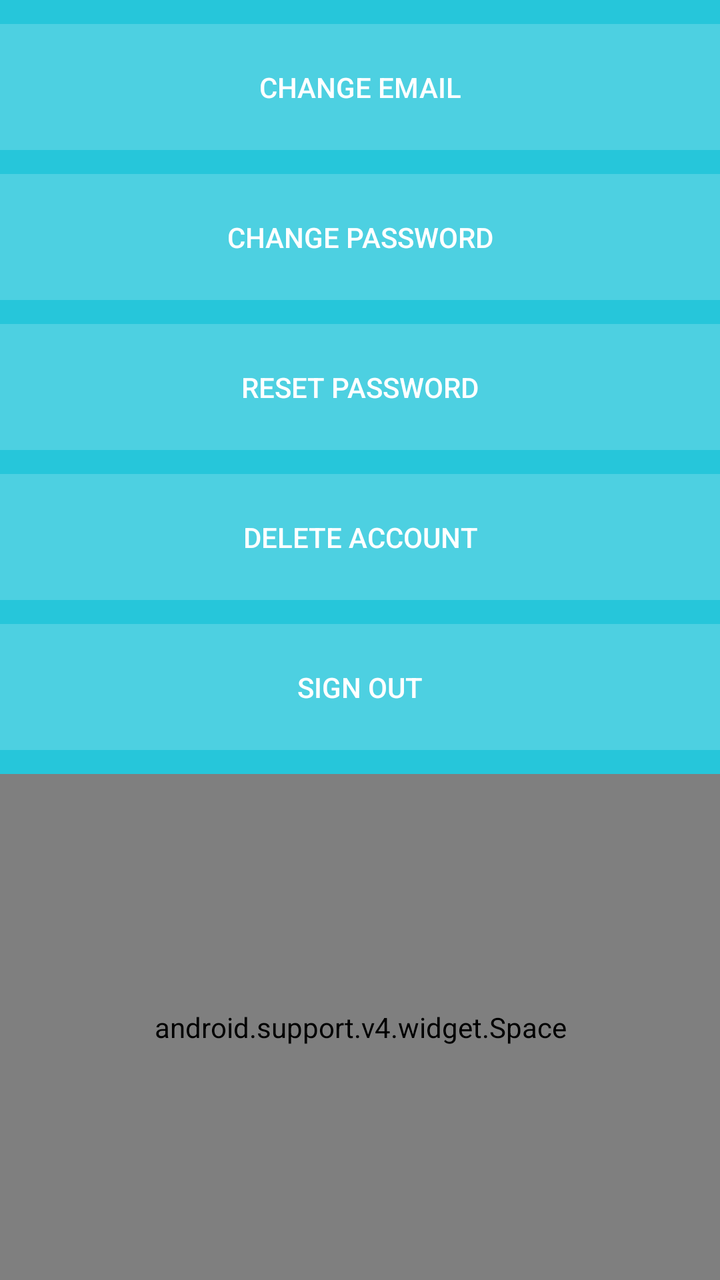
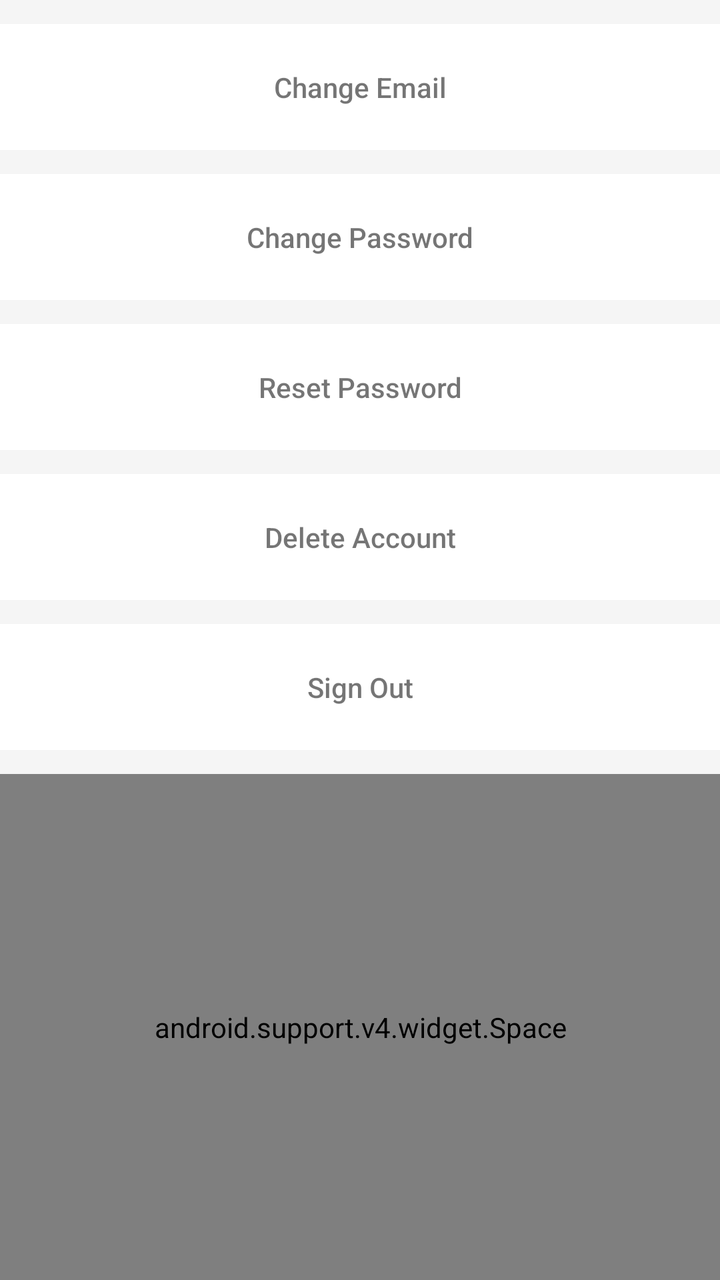

Two renders of the same Android screen: before a commit and after it. Below are the layout's source before the change and the commit's diff.
<!-- AndroidManifest.xml: application theme AppTheme -->
<!-- res/layout/activity_account.xml -->
<?xml version="1.0" encoding="utf-8"?>
<RelativeLayout
    xmlns:android="http://schemas.android.com/apk/res/android"
    android:layout_width="match_parent"
    android:layout_height="match_parent">

    <LinearLayout
        android:layout_width="match_parent"
        android:layout_height="match_parent"
        android:orientation="vertical"
        android:paddingTop="@dimen/activity_horizontal_margin"
        >

        <EditText
            android:id="@+id/new_email_edit_text"
            android:layout_width="match_parent"
            android:layout_height="64dp"
            android:visibility="gone"
            android:hint="@string/new_email_hint"
            android:inputType="textEmailAddress"
            android:maxLines="1"
            android:layout_marginBottom="@dimen/activity_horizontal_margin"
            android:padding="@dimen/activity_horizontal_margin"
            android:background="@color/colorInput"
            android:textColor="@color/colorAccent"
            android:textColorHint="@color/colorAccent"/>

        <TextView
            android:id="@+id/change_email_button"
            style="?android:textAppearanceSmall"
            android:layout_width="match_parent"
            android:layout_height="0dp"
            android:layout_weight="1"
            android:layout_marginBottom="@dimen/activity_horizontal_margin"
            android:text="@string/change_email"
            android:background="@color/colorPrimary"
            android:gravity="center"
            android:textColor="@color/colorAccent"
            android:fontFamily="sans-serif-medium"
            android:textAllCaps="true"/>

        <EditText
            android:id="@+id/new_password_edit_text"
            android:layout_width="match_parent"
            android:layout_height="64dp"
            android:focusableInTouchMode="true"
            android:visibility="gone"
            android:hint="@string/new_password_hint"
            android:inputType="textPassword"
            android:maxLines="1"
            android:layout_marginBottom="@dimen/activity_horizontal_margin"
            android:padding="@dimen/activity_horizontal_margin"
            android:background="@color/colorInput"
            android:textColor="@color/colorAccent"
            android:textColorHint="@color/colorAccent"/>

        <TextView
            android:id="@+id/change_password_button"
            style="?android:textAppearanceSmall"
            android:layout_width="match_parent"
            android:layout_height="0dp"
            android:layout_weight="1"
            android:layout_marginBottom="@dimen/activity_horizontal_margin"
            android:text="@string/change_password"
            android:background="@color/colorPrimary"
            android:gravity="center"
            android:textColor="@color/colorAccent"
            android:fontFamily="sans-serif-medium"
            android:textAllCaps="true"/>

        <TextView
            android:id="@+id/account_reset_password_button"
            style="?android:textAppearanceSmall"
            android:layout_width="match_parent"
            android:layout_height="0dp"
            android:layout_weight="1"
            android:layout_marginBottom="@dimen/activity_horizontal_margin"
            android:text="@string/reset_password"
            android:background="@color/colorPrimary"
            android:gravity="center"
            android:textColor="@color/colorAccent"
            android:fontFamily="sans-serif-medium"
            android:textAllCaps="true"/>

        <TextView
            android:id="@+id/delete_account_button"
            style="?android:textAppearanceSmall"
            android:layout_width="match_parent"
            android:layout_height="0dp"
            android:layout_weight="1"
            android:layout_marginBottom="@dimen/activity_horizontal_margin"
            android:text="@string/delete_account"
            android:background="@color/colorPrimary"
            android:gravity="center"
            android:textColor="@color/colorAccent"
            android:fontFamily="sans-serif-medium"
            android:textAllCaps="true"/>

        <TextView
            android:id="@+id/sign_out_button"
            style="?android:textAppearanceSmall"
            android:layout_width="match_parent"
            android:layout_height="0dp"
            android:layout_weight="1"
            android:layout_marginBottom="@dimen/activity_horizontal_margin"
            android:background="@color/colorPrimary"
            android:text="@string/sign_out"
            android:gravity="center"
            android:textColor="@color/colorAccent"
            android:fontFamily="sans-serif-medium"
            android:textAllCaps="true"/>

        <android.support.v4.widget.Space
            android:layout_width="match_parent"
            android:layout_height="0dp"
            android:layout_weight="4"/>

    </LinearLayout>

    <ProgressBar
        style="?android:attr/progressBarStyleLarge"
        android:layout_width="wrap_content"
        android:layout_height="wrap_content"
        android:id="@+id/progress_bar"
        android:layout_centerVertical="true"
        android:layout_centerHorizontal="true"
        android:indeterminate="true"
        android:visibility="gone"/>

</RelativeLayout>
<!-- resources referenced by this layout -->
<resources>
  <color name="colorAccent">#ffffffff</color>
  <color name="colorInput">#ff6DD9E5</color>
  <color name="colorPrimary">#ff4DD0E1</color>
  <dimen name="activity_horizontal_margin">12dp</dimen>
  <string name="change_email">Change Email</string>
  <string name="change_password">Change Password</string>
  <string name="delete_account">Delete Account</string>
  <string name="new_email_hint">New Email</string>
  <string name="new_password_hint">New Password</string>
  <string name="reset_password">Reset Password</string>
  <string name="sign_out">Sign Out</string>
  <style name="AppTheme" parent="Theme.AppCompat">
          
          <item name="colorPrimary">@color/colorPrimary</item>
          <item name="colorPrimaryDark">@color/colorPrimaryDark</item> 
          <item name="colorAccent">@color/colorAccent</item> 
          <item name="android:colorBackground">@color/colorPrimaryDark</item> 
          <item name="android:windowBackground">@color/colorPrimaryDark</item> 
          <item name="android:itemBackground">@color/colorPrimary</item> 
  
          <item name="android:textColorPrimary">@color/colorAccent</item> 
          
          <item name="android:textColorSecondary">@color/colorAccent</item> 
          
          
          
          
          
          
          
          <item name="android:textColorHighlight">@color/colorPrimary</item>
          <item name="android:textColorLink">@color/colorHighlight</item>
      </style>
  <color name="colorPrimaryDark">#ff26C6DA</color>
  <color name="colorHighlight">#ff84FFFF</color>
</resources>

<!-- the commit's change to res/layout/activity_account.xml (unified diff, before → after) -->
@@ -20,10 +20,7 @@
             android:inputType="textEmailAddress"
             android:maxLines="1"
             android:layout_marginBottom="@dimen/activity_horizontal_margin"
-            android:padding="@dimen/activity_horizontal_margin"
-            android:background="@color/colorInput"
-            android:textColor="@color/colorAccent"
-            android:textColorHint="@color/colorAccent"/>
+            android:padding="@dimen/activity_horizontal_margin"/>
 
         <TextView
             android:id="@+id/change_email_button"
@@ -35,9 +32,8 @@
             android:text="@string/change_email"
             android:background="@color/colorPrimary"
             android:gravity="center"
-            android:textColor="@color/colorAccent"
             android:fontFamily="sans-serif-medium"
-            android:textAllCaps="true"/>
+            android:textAllCaps="false"/>
 
         <EditText
             android:id="@+id/new_password_edit_text"
@@ -49,10 +45,7 @@
             android:inputType="textPassword"
             android:maxLines="1"
             android:layout_marginBottom="@dimen/activity_horizontal_margin"
-            android:padding="@dimen/activity_horizontal_margin"
-            android:background="@color/colorInput"
-            android:textColor="@color/colorAccent"
-            android:textColorHint="@color/colorAccent"/>
+            android:padding="@dimen/activity_horizontal_margin"/>
 
         <TextView
             android:id="@+id/change_password_button"
@@ -64,9 +57,8 @@
             android:text="@string/change_password"
             android:background="@color/colorPrimary"
             android:gravity="center"
-            android:textColor="@color/colorAccent"
             android:fontFamily="sans-serif-medium"
-            android:textAllCaps="true"/>
+            android:textAllCaps="false"/>
 
         <TextView
             android:id="@+id/account_reset_password_button"
@@ -78,9 +70,8 @@
             android:text="@string/reset_password"
             android:background="@color/colorPrimary"
             android:gravity="center"
-            android:textColor="@color/colorAccent"
             android:fontFamily="sans-serif-medium"
-            android:textAllCaps="true"/>
+            android:textAllCaps="false"/>
 
         <TextView
             android:id="@+id/delete_account_button"
@@ -92,9 +83,8 @@
             android:text="@string/delete_account"
             android:background="@color/colorPrimary"
             android:gravity="center"
-            android:textColor="@color/colorAccent"
             android:fontFamily="sans-serif-medium"
-            android:textAllCaps="true"/>
+            android:textAllCaps="false"/>
 
         <TextView
             android:id="@+id/sign_out_button"
@@ -106,9 +96,8 @@
             android:background="@color/colorPrimary"
             android:text="@string/sign_out"
             android:gravity="center"
-            android:textColor="@color/colorAccent"
             android:fontFamily="sans-serif-medium"
-            android:textAllCaps="true"/>
+            android:textAllCaps="false"/>
 
         <android.support.v4.widget.Space
             android:layout_width="match_parent"
<!-- resource entries referenced after the edit -->
@@ -1,8 +1,27 @@
 <!-- resources referenced by this layout -->
 <resources>
-  <color name="colorAccent">#ffffffff</color>
-  <color name="colorInput">#ff6DD9E5</color>
-  <color name="colorPrimary">#ff4DD0E1</color>
+  <color name="colorAccent">#ffb4ffff</color>
+  <color name="colorBackground">#fff5f5f5</color>
+  <color name="colorForeground">@color/colorPrimary</color>
+  <color name="colorSecondary">#ff4DD0E1</color>
+  <style name="Overflow" parent="@style/Widget.AppCompat.Light.ActionButton.Overflow">
+          <item name="android:src">@drawable/ic_more_vert_24dp</item>
+      </style>
+  <style name="EditText" parent="@style/Widget.AppCompat.EditText">
+          <item name="android:textColor">@color/colorEditText</item>
+      </style>
+  <!-- drawable ic_more_vert_24dp (drawable) -->
+  <vector xmlns:android="http://schemas.android.com/apk/res/android"
+          android:width="24dp"
+          android:height="24dp"
+          android:viewportWidth="24.0"
+          android:viewportHeight="24.0">
+      <path
+          android:fillColor="#ffc7c7c7"
+          android:pathData="M12,8c1.1,0 2,-0.9 2,-2s-0.9,-2 -2,-2 -2,0.9 -2,2 0.9,2 2,2zM12,10c-1.1,0 -2,0.9 -2,2s0.9,2 2,2 2,-0.9 2,-2 -0.9,-2 -2,-2zM12,16c-1.1,0 -2,0.9 -2,2s0.9,2 2,2 2,-0.9 2,-2 -0.9,-2 -2,-2z"/>
+  </vector>
+  <color name="colorEditText">#8a000000</color>
+  <color name="colorPrimary">#ffffffff</color>
   <dimen name="activity_horizontal_margin">12dp</dimen>
   <string name="change_email">Change Email</string>
   <string name="change_password">Change Password</string>
@@ -11,18 +30,21 @@
   <string name="new_password_hint">New Password</string>
   <string name="reset_password">Reset Password</string>
   <string name="sign_out">Sign Out</string>
-  <style name="AppTheme" parent="Theme.AppCompat">
-          
+  <style name="AppTheme" parent="BaseTheme">
+      </style>
+  <style name="BaseTheme" parent="Theme.AppCompat.Light">
           <item name="colorPrimary">@color/colorPrimary</item>
           <item name="colorPrimaryDark">@color/colorPrimaryDark</item> 
           <item name="colorAccent">@color/colorAccent</item> 
-          <item name="android:colorBackground">@color/colorPrimaryDark</item> 
-          <item name="android:windowBackground">@color/colorPrimaryDark</item> 
+  
+          <item name="android:colorBackground">@color/colorBackground</item> 
+          <item name="android:windowBackground">@color/colorBackground</item> 
           <item name="android:itemBackground">@color/colorPrimary</item> 
+          <item name="android:colorForeground">@color/colorForeground</item>
   
-          <item name="android:textColorPrimary">@color/colorAccent</item> 
+          <item name="android:textColorPrimary">@color/colorSecondary</item> 
           
-          <item name="android:textColorSecondary">@color/colorAccent</item> 
+          <item name="android:textColorSecondary">@color/colorSecondary</item> 
           
           
           
@@ -31,9 +53,12 @@
           
           
           <item name="android:textColorHighlight">@color/colorPrimary</item>
-          <item name="android:textColorLink">@color/colorHighlight</item>
+          <item name="android:textColorLink">@color/colorSecondary</item>
+  
+          <item name="android:actionOverflowButtonStyle">@style/Overflow</item>
+  
+          <item name="editTextStyle">@style/EditText</item>
       </style>
-  <color name="colorPrimaryDark">#ff26C6DA</color>
-  <color name="colorHighlight">#ff84FFFF</color>
+  <color name="colorPrimaryDark">#ffc7c7c7</color>
 </resources>
 
